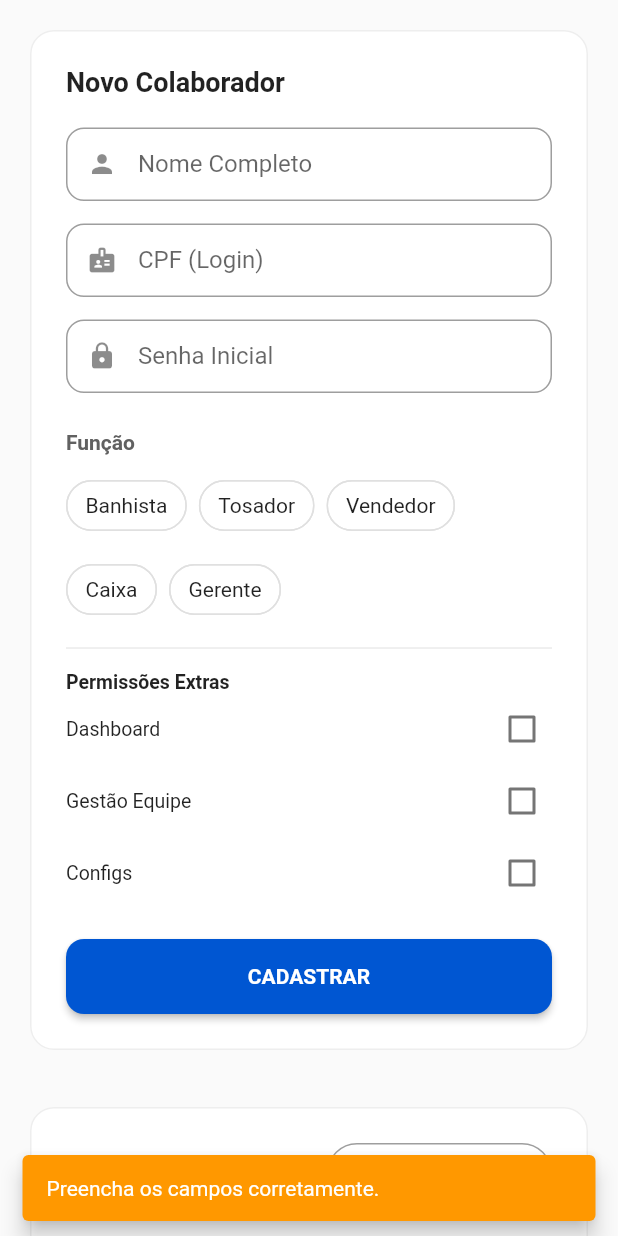
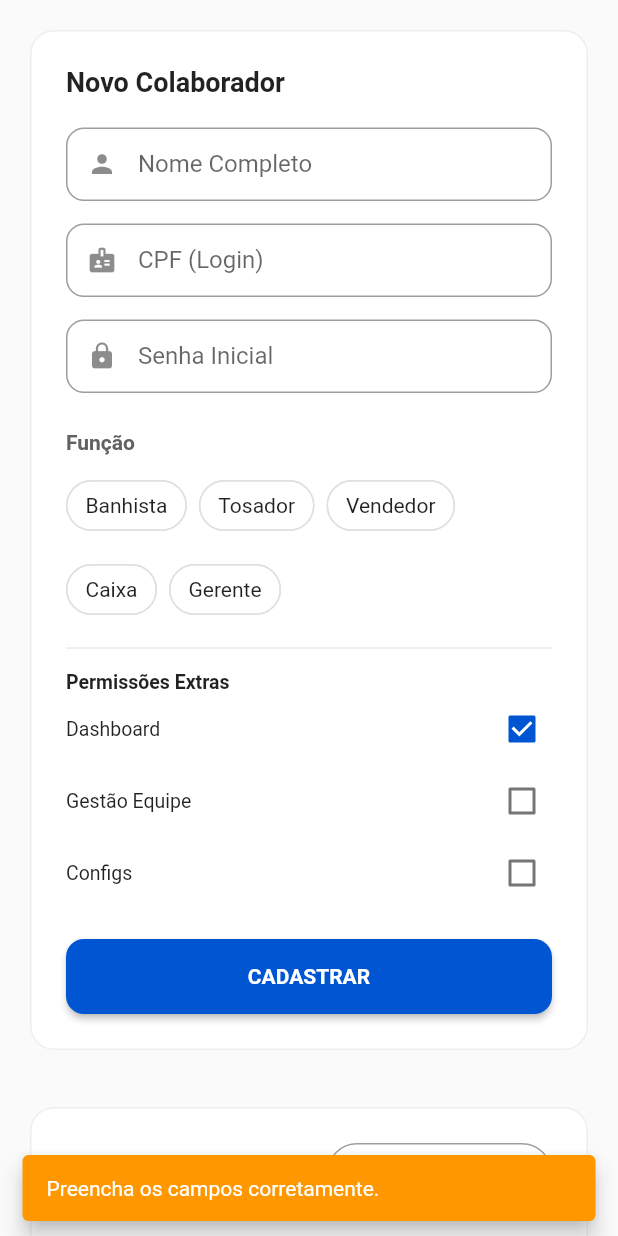
Before and after one commit to darlanv13/agenpets, a Flutter app: the GestaoEquipeView screen opened directly, after a tap on "CADASTRAR", on a phone screen of 412 x 824 dp. Run offline on Flutter 3.47's test engine with Material 3 defaults, Android fonts, the phone set to English and light mode, and no system bars; our stand-ins replace cloud_firestore, cloud_functions, firebase_auth, firebase_core, firebase_messaging, firebase_storage and 9 more; missing offline and left inert: cpf_cnpj_validator; accounts and stored records are empty.

```diff
--- a/lib/painel_admin_tenants/widgets/tenant_team_manager.dart
+++ b/lib/painel_admin_tenants/widgets/tenant_team_manager.dart
@@ -72,6 +72,10 @@ class _TenantTeamManagerState extends State<TenantTeamManager> {
         setState(() {
           _availablePages = pages;
           _availablePages.keys.forEach((k) => _selectedAccess[k] = false);
+          // Dashboard sempre ativa por padrão
+          if (_availablePages.containsKey('dashboard')) {
+            _selectedAccess['dashboard'] = true;
+          }
         });
       }
     } catch (e) {
@@ -123,20 +127,10 @@ class _TenantTeamManagerState extends State<TenantTeamManager> {
         'cpf': _cpfController.text,
         'senha': _senhaController.text.trim(),
         'habilidades': _rolesSelecionadas.toList(),
+        'acessos': acessos,
         'perfil': perfil,
         'tenantId': widget.tenantId,
       });
-
-      // Atualiza acessos extras
-      final q = await _db
-          .collection('tenants')
-          .doc(widget.tenantId)
-          .collection('profissionais')
-          .where('documento', isEqualTo: _cpfController.text)
-          .limit(1)
-          .get();
-      if (q.docs.isNotEmpty)
-        await q.docs.first.reference.update({'acessos': acessos});
 
       _clearForm();
       if (mounted) _showSnack("Adicionado!", Colors.green);
```
Also changed, not shown: 1 other file.
